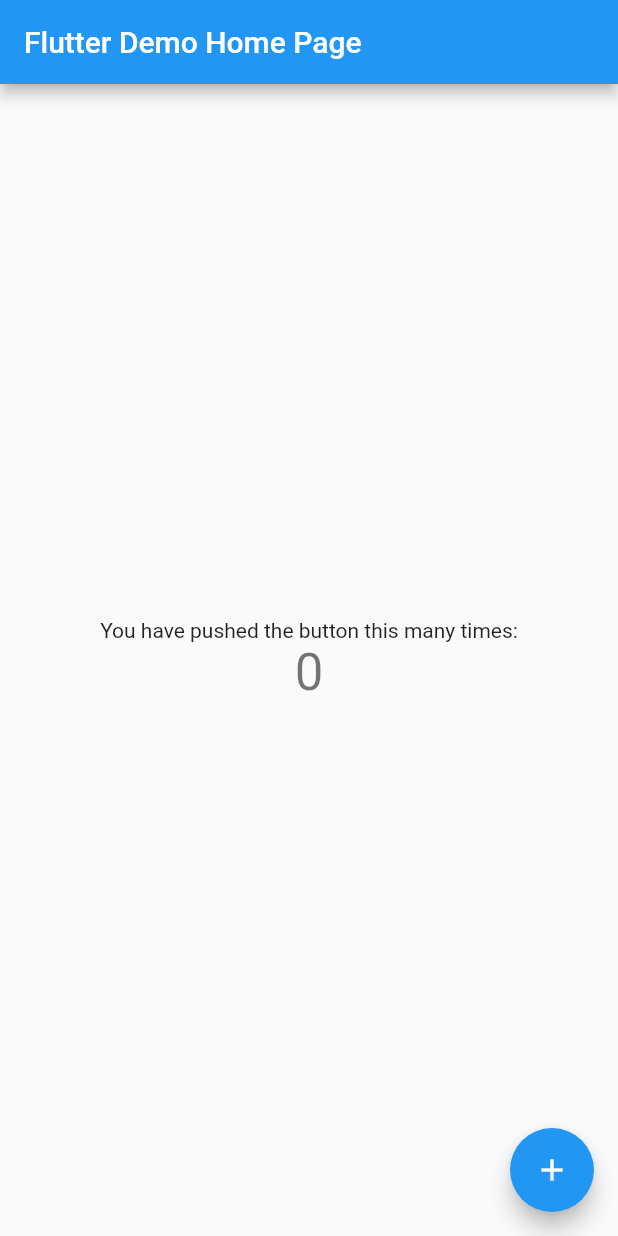
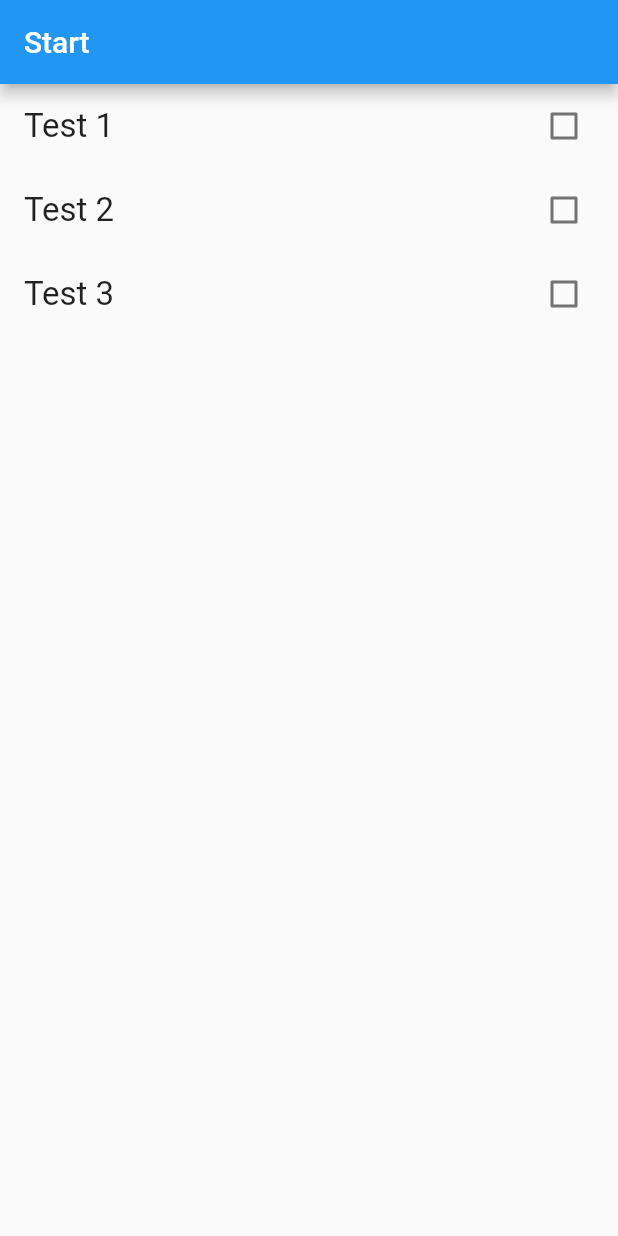
Before and after one commit to GNMoseke/roomates_app, a Flutter app: the screen it shows after launch, on a phone screen of 412 x 824 dp. Run offline on Flutter 3.47's test engine with Material 2 defaults, Android fonts, the phone set to English and light mode, and no system bars.

```diff
--- a/lib/main.dart
+++ b/lib/main.dart
@@ -1,117 +1,59 @@
+import 'package:flutter/cupertino.dart';
 import 'package:flutter/material.dart';
+import 'package:roomates_app/model/task.dart';
+import 'package:roomates_app/view/strikethrough.dart';
 
-void main() {
-  runApp(MyApp());
+void main(List<String> args) {
+  runApp(
+    MaterialApp(
+      //TODO: Change me
+      title: "Roomates App Starter",
+      home: App(),
+    ),
+  );
 }
 
-class MyApp extends StatelessWidget {
-  // This widget is the root of your application.
+class App extends StatefulWidget {
+  @override
+  AppState createState() {
+    return AppState();
+  }
+}
+
+class AppState extends State<App> {
+  List<Task> tasks = [Task("Test 1"), Task("Test 2"), Task("Test 3")];
+
   @override
   Widget build(BuildContext context) {
-    return MaterialApp(
-      title: 'Flutter Demo',
-      theme: ThemeData(
-        // This is the theme of your application.
-        //
-        // Try running your application with "flutter run". You'll see the
-        // application has a blue toolbar. Then, without quitting the app, try
-        // changing the primarySwatch below to Colors.green and then invoke
-        // "hot reload" (press "r" in the console where you ran "flutter run",
-        // or simply save your changes to "hot reload" in a Flutter IDE).
-        // Notice that the counter didn't reset back to zero; the application
-        // is not restarted.
-        primarySwatch: Colors.blue,
-        // This makes the visual density adapt to the platform that you run
-        // the app on. For desktop platforms, the controls will be smaller and
-        // closer together (more dense) than on mobile platforms.
-        visualDensity: VisualDensity.adaptivePlatformDensity,
+    return Scaffold(
+      appBar: AppBar(
+        title: Text("Start"),
       ),
-      home: MyHomePage(title: 'Flutter Demo Home Page'),
+      body: ReorderableListView(
+        children: <Widget>[
+          for (final task in tasks)
+            CheckboxListTile(
+              title: StrikeThrough(task),
+              value: task.isComplete(),
+              onChanged: (bool newVal) {
+                setState(() {
+                  task.setComplete(newVal);
+                });
+              },
+              key: Key(task.getName()),
+            ),
+        ],
+        onReorder: (int oldIndex, int newIndex) {
+          //function to handle reorder
+          setState(() {
+            if (oldIndex < newIndex) {
+              newIndex--;
+            }
+            var getReplacedWidget = tasks.removeAt(oldIndex);
+            tasks.insert(newIndex, getReplacedWidget);
+          });
+        },
+      ),
     );
   }
 }
-
-class MyHomePage extends StatefulWidget {
-  MyHomePage({Key key, this.title}) : super(key: key);
-
-  // This widget is the home page of your application. It is stateful, meaning
-  // that it has a State object (defined below) that contains fields that affect
-  // how it looks.
-
-  // This class is the configuration for the state. It holds the values (in this
-  // case the title) provided by the parent (in this case the App widget) and
-  // used by the build method of the State. Fields in a Widget subclass are
-  // always marked "final".
-
-  final String title;
-
-  @override
-  _MyHomePageState createState() => _MyHomePageState();
-}
-
-class _MyHomePageState extends State<MyHomePage> {
-  int _counter = 0;
-
-  void _incrementCounter() {
-    setState(() {
-      // This call to setState tells the Flutter framework that something has
-      // changed in this State, which causes it to rerun the build method below
-      // so that the display can reflect the updated values. If we changed
-      // _counter without calling setState(), then the build method would not be
-      // called again, and so nothing would appear to happen.
-      _counter++;
-    });
-  }
-
-  @override
-  Widget build(BuildContext context) {
-    // This method is rerun every time setState is called, for instance as done
-    // by the _incrementCounter method above.
-    //
-    // The Flutter framework has been optimized to make rerunning build methods
-    // fast, so that you can just rebuild anything that needs updating rather
-    // than having to individually change instances of widgets.
-    return Scaffold(
-      appBar: AppBar(
-        // Here we take the value from the MyHomePage object that was created by
-        // the App.build method, and use it to set our appbar title.
-        title: Text(widget.title),
-      ),
-      body: Center(
-        // Center is a layout widget. It takes a single child and positions it
-        // in the middle of the parent.
-        child: Column(
-          // Column is also a layout widget. It takes a list of children and
-          // arranges them vertically. By default, it sizes itself to fit its
-          // children horizontally, and tries to be as tall as its parent.
-          //
-          // Invoke "debug painting" (press "p" in the console, choose the
-          // "Toggle Debug Paint" action from the Flutter Inspector in Android
-          // Studio, or the "Toggle Debug Paint" command in Visual Studio Code)
-          // to see the wireframe for each widget.
-          //
-          // Column has various properties to control how it sizes itself and
-          // how it positions its children. Here we use mainAxisAlignment to
-          // center the children vertically; the main axis here is the vertical
-          // axis because Columns are vertical (the cross axis would be
-          // horizontal).
-          mainAxisAlignment: MainAxisAlignment.center,
-          children: <Widget>[
-            Text(
-              'You have pushed the button this many times:',
-            ),
-            Text(
-              '$_counter',
-              style: Theme.of(context).textTheme.headline4,
-            ),
-          ],
-        ),
-      ),
-      floatingActionButton: FloatingActionButton(
-        onPressed: _incrementCounter,
-        tooltip: 'Increment',
-        child: Icon(Icons.add),
-      ), // This trailing comma makes auto-formatting nicer for build methods.
-    );
-  }
-}
--- /dev/null
+++ b/lib/model/task.dart
@@ -0,0 +1,13 @@
+class Task
+{
+  String _name;
+  bool _complete = false;
+
+  Task(this._name);
+
+  getName() => this._name;
+  setName(name) => this._name = name;
+
+  isComplete() => this._complete;
+  setComplete(complete) => this._complete = complete;
+}
--- /dev/null
+++ b/lib/view/strikethrough.dart
@@ -0,0 +1,32 @@
+import 'package:flutter/material.dart';
+import 'package:roomates_app/model/task.dart';
+
+class StrikeThrough extends StatelessWidget {
+  final Task task;
+  StrikeThrough(this.task) : super();
+
+  Widget _strikewidget() {
+    if (!task.isComplete()) {
+      return Text(
+        task.getName(),
+        style: TextStyle(
+          fontSize: 22.0,
+        ),
+      );
+    }
+    return Text(
+      task.getName(),
+      style: TextStyle(
+        fontSize: 22.0,
+        decoration: TextDecoration.lineThrough,
+        color: Colors.redAccent,
+        fontStyle: FontStyle.italic,
+      ),
+    );
+  }
+
+  @override
+  Widget build(BuildContext context) {
+    return _strikewidget();
+  }
+}
--- a/pubspec.yaml
+++ b/pubspec.yaml
@@ -24,6 +24,9 @@ dependencies:
   flutter:
     sdk: flutter
   provider: ^4.3.3
+  #firebase_core: ^0.7.0
+  #firebase_auth: ^0.20.1
+  #cloud_firestore: ^0.16.0+1
 
 
   # The following adds the Cupertino Icons font to your application.
```
Also changed, not shown: 2 other files.
